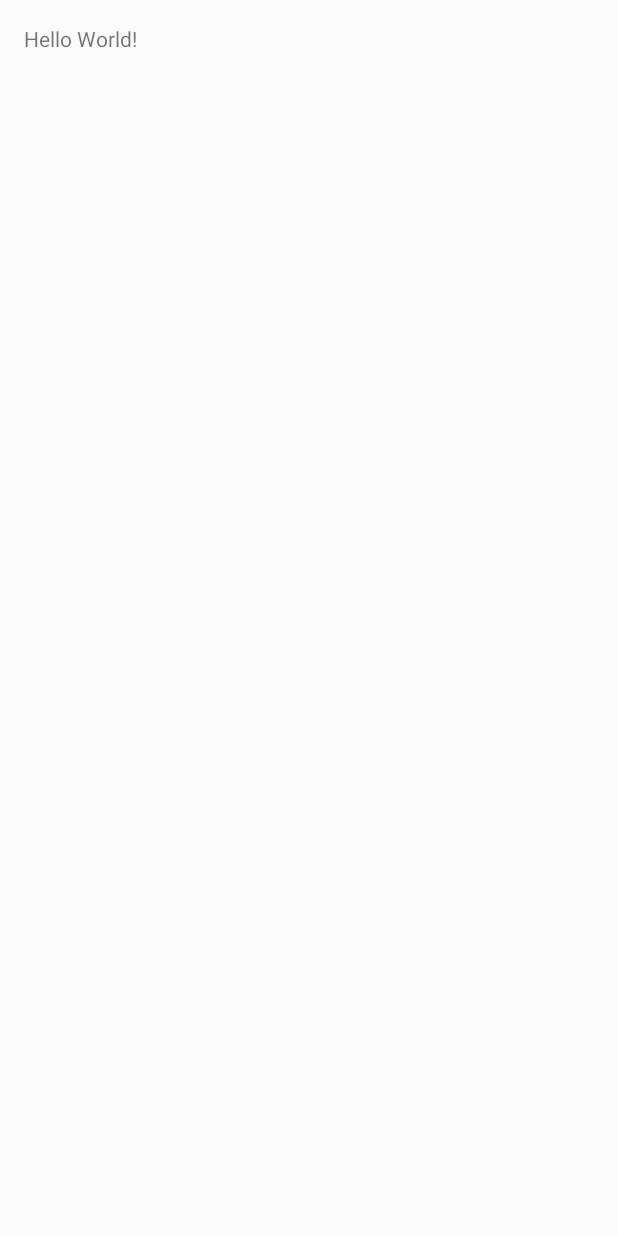
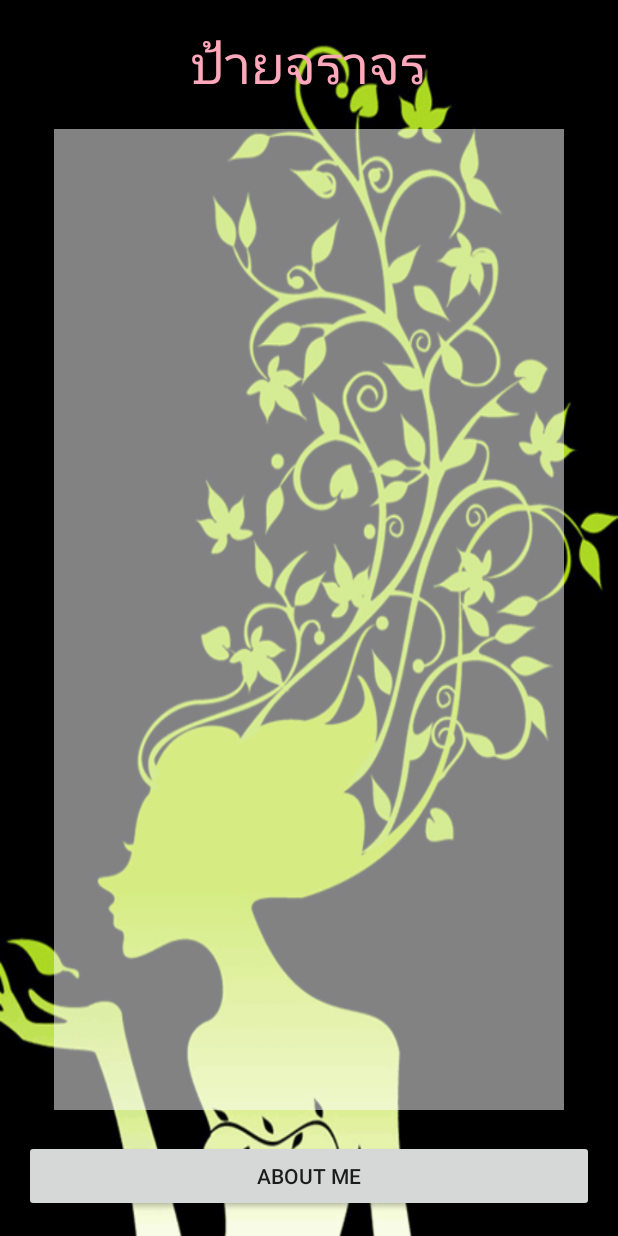
Before and after one commit to evijung/My-Traffic, an Android app: the screen it shows after launch (MainActivity), on a phone screen of 412 x 824 dp. Before the commit the screen is almost empty. Run offline under Robolectric (Android 15) with nearby library versions, the phone set to English and light mode, and no system bars.

Commit message:
Design UI Main

```diff
--- a/app/src/main/res/layout/activity_main.xml
+++ b/app/src/main/res/layout/activity_main.xml
@@ -7,10 +7,32 @@
     android:paddingLeft="@dimen/activity_horizontal_margin"
     android:paddingRight="@dimen/activity_horizontal_margin"
     android:paddingTop="@dimen/activity_vertical_margin"
-    tools:context="com.hitachi_tstv.samsen.tunyaporn.mytraffic.MainActivity">
+    tools:context="com.hitachi_tstv.samsen.tunyaporn.mytraffic.MainActivity"
+    android:background="@drawable/bg23">
 
     <TextView
         android:layout_width="wrap_content"
         android:layout_height="wrap_content"
-        android:text="Hello World!" />
+        android:text="@string/head_main"
+        android:id="@+id/textView2"
+        android:textSize="@dimen/h1"
+        android:layout_centerHorizontal="true"
+        android:textColor="@color/text" />
+
+    <Button
+        android:layout_width="match_parent"
+        android:layout_height="wrap_content"
+        android:text="@string/button_about"
+        android:id="@+id/button"
+        android:layout_alignParentBottom="true" />
+
+    <ListView
+        android:layout_width="wrap_content"
+        android:layout_height="wrap_content"
+        android:id="@+id/listView"
+        android:layout_below="@+id/textView2"
+        android:layout_above="@+id/button"
+        android:layout_margin="20dp"
+        android:background="#82ffffff" />
+
 </RelativeLayout>
--- a/app/src/main/res/values/colors.xml
+++ b/app/src/main/res/values/colors.xml
@@ -3,4 +3,6 @@
     <color name="colorPrimary">#3F51B5</color>
     <color name="colorPrimaryDark">#303F9F</color>
     <color name="colorAccent">#FF4081</color>
+
+    <color name="text">#FFA8BC</color>
 </resources>
--- a/app/src/main/res/values/dimens.xml
+++ b/app/src/main/res/values/dimens.xml
@@ -2,4 +2,8 @@
     <!-- Default screen margins, per the Android Design guidelines. -->
     <dimen name="activity_horizontal_margin">16dp</dimen>
     <dimen name="activity_vertical_margin">16dp</dimen>
+
+    <dimen name="h1">35sp</dimen>
+    <dimen name="h2">20sp</dimen>
+
 </resources>
--- a/app/src/main/res/values/strings.xml
+++ b/app/src/main/res/values/strings.xml
@@ -1,3 +1,6 @@
 <resources>
-    <string name="app_name">My Traffic</string>
+    <string name="app_name">Easy Traffic</string>
+
+    <string name="head_main">ป้ายจราจร</string>
+    <string name="button_about">About Me</string>
 </resources>
```
Also changed, not shown: app/src/main/res/drawable/bg23.png (added).
